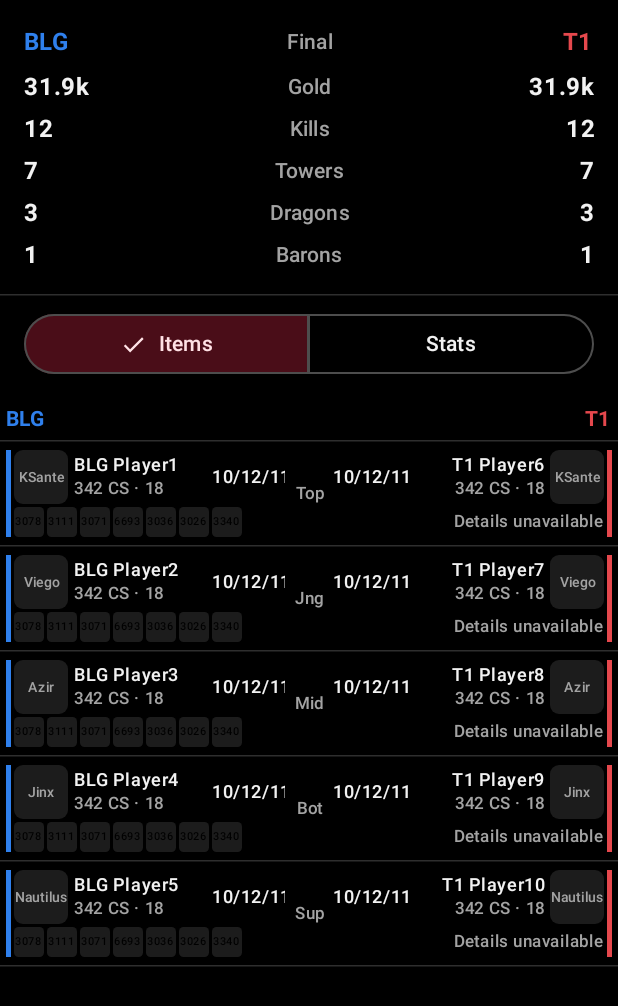
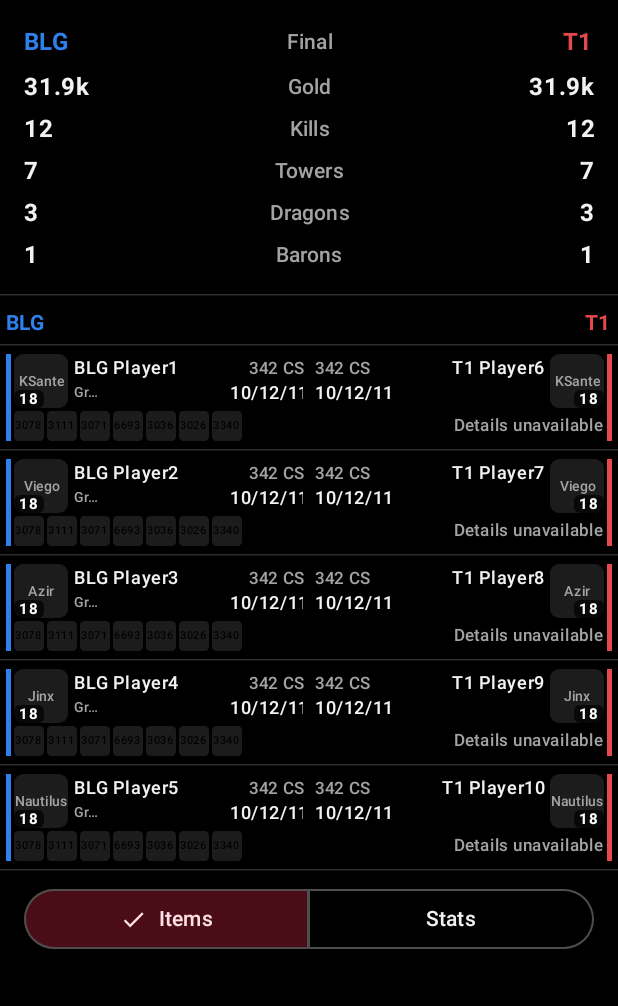
Before and after one commit to Brillem/LolSito, an Android app built with Jetpack Compose: the @Preview function DetailsUnavailablePreview, on a phone screen of 412 x 824 dp. Shown: the top 1006 px of the screen. Run offline under Robolectric (Android 15) with nearby library versions, the phone set to English and light mode, and no system bars; network calls fail; pictures from the network do not load.

Commit message:
feat(game): broadcast-style touches on the stats scoreboard (#12)
Show the level on the champion portrait, CS above K/D/A and the keystone as an icon under the player name; drop the role text and the keystone from the stats view; move the Items/Stats toggle below the player list.

Co-authored-by: Juan Brillembourg <juanbrillembourg@Juans-MacBook-Pro.local>

```diff
--- a/app/src/main/java/com/example/lolsito/core/datadragon/DataDragon.kt
+++ b/app/src/main/java/com/example/lolsito/core/datadragon/DataDragon.kt
@@ -58,3 +58,35 @@ private val RUNE_NAMES: Map<Int, String> = mapOf(
 
 /** Name of rune tree or keystone [id], or the number itself when unknown. */
 fun runeName(id: Int): String = RUNE_NAMES[id] ?: id.toString()
+
+/**
+ * Icon path of every keystone as Data Dragon's runesReforged.json has it, relative to its unversioned
+ * `cdn/img/` folder. Bundled with [RUNE_NAMES] so the rune shows without a second network call; a
+ * keystone added after this table has no icon and [keystoneIconUrl] returns null and the screen falls back to its name or number.
+ */
+private val KEYSTONE_ICONS: Map<Int, String> = mapOf(
+    8005 to "perk-images/Styles/Precision/PressTheAttack/PressTheAttack.png",
+    8008 to "perk-images/Styles/Precision/LethalTempo/LethalTempoTemp.png",
+    8010 to "perk-images/Styles/Precision/Conqueror/Conqueror.png",
+    8021 to "perk-images/Styles/Precision/FleetFootwork/FleetFootwork.png",
+    8112 to "perk-images/Styles/Domination/Electrocute/Electrocute.png",
+    8128 to "perk-images/Styles/Domination/DarkHarvest/DarkHarvest.png",
+    9923 to "perk-images/Styles/Domination/HailOfBlades/HailOfBlades.png",
+    8214 to "perk-images/Styles/Sorcery/SummonAery/SummonAery.png",
+    8229 to "perk-images/Styles/Sorcery/ArcaneComet/ArcaneComet.png",
+    8230 to "perk-images/Styles/Sorcery/PhaseRush/StormraidersSurgeRuneIcon2.png",
+    8992 to "perk-images/Styles/Sorcery/DeathfireTouch/DEATHFIRE_TOUCH_KEYSTONE.png",
+    8351 to "perk-images/Styles/Inspiration/GlacialAugment/GlacialAugment.png",
+    8360 to "perk-images/Styles/Inspiration/UnsealedSpellbook/UnsealedSpellbook.png",
+    8369 to "perk-images/Styles/Inspiration/FirstStrike/FirstStrike.png",
+    8437 to "perk-images/Styles/Resolve/GraspOfTheUndying/GraspOfTheUndying.png",
+    8439 to "perk-images/Styles/Resolve/VeteranAftershock/VeteranAftershock.png",
+    8465 to "perk-images/Styles/Resolve/Guardian/Guardian.png",
+)
+
+/** Ids of the keystones that have an icon in the bundled table. */
+val KEYSTONE_IDS: Set<Int> = KEYSTONE_ICONS.keys
+
+/** Icon of keystone [keystoneId] (not versioned, so no Data Dragon version is needed), or null when the keystone is unknown. */
+fun keystoneIconUrl(keystoneId: Int): String? =
+    KEYSTONE_ICONS[keystoneId]?.let { "${ApiConfig.DATA_DRAGON_BASE_URL}cdn/img/$it" }
--- a/app/src/main/java/com/example/lolsito/feature/game/ui/GameStatsScreen.kt
+++ b/app/src/main/java/com/example/lolsito/feature/game/ui/GameStatsScreen.kt
@@ -59,7 +59,6 @@ import com.example.lolsito.feature.game.domain.GameTeam
 import com.example.lolsito.feature.game.domain.Matchup
 import com.example.lolsito.feature.game.domain.PlayerDetails
 import com.example.lolsito.feature.game.domain.PlayerStats
-import com.example.lolsito.feature.game.domain.Role
 import com.example.lolsito.feature.game.domain.TeamStats
 import com.example.lolsito.feature.game.domain.matchups
 import com.example.lolsito.ui.theme.LolSitoTheme
@@ -163,9 +162,18 @@ private fun GameStatsBody(
         item(key = "teams") {
             TeamComparison(stats, blue = blue, red = red)
         }
+        item(key = "matchups-header") {
+            Column {
+                HorizontalDivider()
+                MatchupHeader(blue = blue, red = red)
+                HorizontalDivider()
+            }
+        }
+        items(matchups, key = { it.key }) { matchup ->
+            MatchupRow(matchup, stats.dataDragonVersion, view)
+        }
         item(key = "view-toggle") {
             Column {
-                HorizontalDivider()
                 ViewToggle(view, onViewChange)
                 // Once for the whole list: the details of every player come from the same frame.
                 staleDetailsSince?.let {
@@ -173,19 +181,10 @@ private fun GameStatsBody(
                         detailsAsOfLabel(it, ZoneId.systemDefault()),
                         style = MaterialTheme.typography.labelSmall,
                         color = MaterialTheme.colorScheme.onSurfaceVariant,
-                        modifier = Modifier.padding(horizontal = 16.dp),
+                        modifier = Modifier.padding(start = 16.dp, end = 16.dp, bottom = 8.dp),
                     )
                 }
             }
-        }
-        item(key = "matchups-header") {
-            Column {
-                MatchupHeader(blue = blue, red = red)
-                HorizontalDivider()
-            }
-        }
-        items(matchups, key = { it.key }) { matchup ->
-            MatchupRow(matchup, stats.dataDragonVersion, view)
         }
     }
 }
@@ -305,7 +304,7 @@ private fun MatchupHeader(blue: GameTeam?, red: GameTeam?) {
             teamLabel(blue?.code, Side.BLUE.label), blue?.logoUrl, mirrored = false, color = Side.BLUE.color,
             style = MaterialTheme.typography.titleSmall, modifier = Modifier.weight(1f),
         )
-        Spacer(Modifier.width(ROLE_COLUMN_DP.dp))
+        Spacer(Modifier.width(HALF_GAP_DP.dp))
         TeamTag(
             teamLabel(red?.code, Side.RED.label), red?.logoUrl, mirrored = true, color = Side.RED.color,
             style = MaterialTheme.typography.titleSmall, modifier = Modifier.weight(1f),
@@ -319,6 +318,7 @@ private val PORTRAIT_SIZE = 36.dp
 private val LINE_GAP = 2.dp
 private val STATS_LINE_HEIGHT = 14.dp
 private val KDA_WIDTH = 50.dp
+private val KEYSTONE_SIZE = 18.dp
 private val HALF_PADDING = 2.dp
 
 private fun secondLineHeight(view: ScoreboardView) = when (view) {
@@ -327,8 +327,8 @@ private fun secondLineHeight(view: ScoreboardView) = when (view) {
 }
 
 /**
- * Two opposing players on one row, mirrored around the role in the middle: portraits and names toward the
- * outer edges, K/D/A toward the center, and the same second line on both sides.
+ * Two opposing players on one row, mirrored around the gap in the middle: portraits and names toward the
+ * outer edges, creep score and K/D/A toward the center, and the same second line on both sides.
  */
 @Composable
 private fun MatchupRow(matchup: Matchup, version: String?, view: ScoreboardView) {
@@ -338,27 +338,11 @@ private fun MatchupRow(matchup: Matchup, version: String?, view: ScoreboardView)
             verticalAlignment = Alignment.CenterVertically,
         ) {
             PlayerHalf(matchup.blue, Side.BLUE, version, view, Modifier.weight(1f))
-            Text(
-                matchup.role?.let(::roleLabel).orEmpty(),
-                style = MaterialTheme.typography.labelSmall,
-                color = MaterialTheme.colorScheme.onSurfaceVariant,
-                textAlign = TextAlign.Center,
-                maxLines = 1,
-                modifier = Modifier.width(ROLE_COLUMN_DP.dp),
-            )
+            Spacer(Modifier.width(HALF_GAP_DP.dp))
             PlayerHalf(matchup.red, Side.RED, version, view, Modifier.weight(1f))
         }
         HorizontalDivider()
     }
-}
-
-/** Short lane name that fits the narrow center column. */
-private fun roleLabel(role: Role): String = when (role) {
-    Role.TOP -> "Top"
-    Role.JUNGLE -> "Jng"
-    Role.MID -> "Mid"
-    Role.BOTTOM -> "Bot"
-    Role.SUPPORT -> "Sup"
 }
 
 /** One side of a matchup: a strip in the side color on the outer edge, then the headline and the second line. */
@@ -370,7 +354,7 @@ private fun PlayerHalf(player: PlayerStats?, side: Side, version: String?, view:
         if (!mirrored) Box(Modifier.width(SIDE_BAR_DP.dp).height(height).background(side.color))
         Column(Modifier.weight(1f).padding(horizontal = HALF_PADDING)) {
             if (player != null) {
-                PlayerHeadline(player, version, mirrored)
+                PlayerHeadline(player, player.details, version, mirrored)
                 Spacer(Modifier.height(LINE_GAP))
                 SecondLine(player, version, view, mirrored)
             }
@@ -379,11 +363,16 @@ private fun PlayerHalf(player: PlayerStats?, side: Side, version: String?, view:
     }
 }
 
-/** Portrait on the outer edge, name over creep score and level, K/D/A toward the center. */
+/** Portrait (with the level) on the outer edge, name over the keystone, creep score over K/D/A toward the center. */
 @Composable
-private fun PlayerHeadline(player: PlayerStats, version: String?, mirrored: Boolean) {
+private fun PlayerHeadline(player: PlayerStats, details: PlayerDetails?, version: String?, mirrored: Boolean) {
     val textAlign = if (mirrored) TextAlign.End else TextAlign.Start
-    val portrait: @Composable () -> Unit = { ChampionPortrait(player.championId, version) }
+    val portrait: @Composable () -> Unit = {
+        Box(Modifier.size(PORTRAIT_SIZE)) {
+            ChampionPortrait(player.championId, version)
+            LevelBadge(player.level, Modifier.align(if (mirrored) Alignment.BottomEnd else Alignment.BottomStart))
+        }
+    }
     val identity: @Composable (Modifier) -> Unit = { identityModifier ->
         Column(identityModifier.padding(horizontal = 4.dp), horizontalAlignment = if (mirrored) Alignment.End else Alignment.Start) {
             Text(
@@ -395,39 +384,89 @@ private fun PlayerHeadline(player: PlayerStats, version: String?, mirrored: Bool
                 maxLines = 1,
                 overflow = TextOverflow.Ellipsis,
             )
+            KeystoneSlot(details, mirrored)
+        }
+    }
+    val score: @Composable () -> Unit = {
+        // Toward the center, away from the name.
+        val scoreAlign = if (mirrored) TextAlign.Start else TextAlign.End
+        Column(Modifier.width(KDA_WIDTH), horizontalAlignment = if (mirrored) Alignment.Start else Alignment.End) {
             Text(
-                csLevelLabel(player),
+                csLabel(player),
                 style = MaterialTheme.typography.labelSmall,
                 color = MaterialTheme.colorScheme.onSurfaceVariant,
-                textAlign = textAlign,
+                textAlign = scoreAlign,
                 maxLines = 1,
                 softWrap = false,
-                overflow = TextOverflow.Ellipsis,
+            )
+            Text(
+                "${player.kills}/${player.deaths}/${player.assists}",
+                style = MaterialTheme.typography.bodySmall,
+                fontWeight = FontWeight.SemiBold,
+                color = MaterialTheme.colorScheme.onSurface,
+                textAlign = scoreAlign,
+                maxLines = 1,
+                softWrap = false,
             )
         }
     }
-    val kda: @Composable () -> Unit = {
-        Text(
-            "${player.kills}/${player.deaths}/${player.assists}",
-            style = MaterialTheme.typography.bodySmall,
-            fontWeight = FontWeight.SemiBold,
-            color = MaterialTheme.colorScheme.onSurface,
-            // Toward the center, away from the name.
-            textAlign = if (mirrored) TextAlign.Start else TextAlign.End,
-            maxLines = 1,
-            softWrap = false,
-            modifier = Modifier.width(KDA_WIDTH),
-        )
-    }
     Row(Modifier.fillMaxWidth().height(PORTRAIT_SIZE), verticalAlignment = Alignment.CenterVertically) {
         if (mirrored) {
-            kda()
+            score()
             identity(Modifier.weight(1f))
             portrait()
         } else {
             portrait()
             identity(Modifier.weight(1f))
-            kda()
+            score()
+        }
+    }
+}
+
+/** The level on a dark rounded background, so it reads over any portrait. */
+@Composable
+private fun LevelBadge(level: Int, modifier: Modifier = Modifier) {
+    Text(
+        level.toString(),
+        style = MaterialTheme.typography.labelSmall.copy(fontSize = 10.sp, lineHeight = 12.sp),
+        fontWeight = FontWeight.Bold,
+        color = Color.White,
+        maxLines = 1,
+        softWrap = false,
+        modifier = modifier.background(Color.Black.copy(alpha = 0.7f), RoundedCornerShape(4.dp)).padding(horizontal = 3.dp),
+    )
+}
+
+/**
+ * The keystone icon under the name; its name when the icon fails to load, its number when there is no icon,
+ * and an empty slot without details, as [keystoneSlotContent] decides. The slot has the same height in every case.
+ */
+@Composable
+private fun KeystoneSlot(details: PlayerDetails?, mirrored: Boolean) {
+    val text: @Composable (String) -> Unit = { text ->
+        Text(
+            text,
+            style = MaterialTheme.typography.labelSmall.copy(fontSize = 9.sp),
+            color = MaterialTheme.colorScheme.onSurfaceVariant,
+            maxLines = 1,
+            softWrap = false,
+            overflow = TextOverflow.Ellipsis,
+        )
+    }
+    Box(
+        Modifier.fillMaxWidth().height(KEYSTONE_SIZE),
+        contentAlignment = if (mirrored) Alignment.CenterEnd else Alignment.CenterStart,
+    ) {
+        when (val content = keystoneSlotContent(details)) {
+            IconSlotContent.Empty -> Unit
+            is IconSlotContent.IdText -> text(content.text)
+            is IconSlotContent.Icon -> SubcomposeAsyncImage(
+                model = content.url,
+                contentDescription = content.idText,
+                modifier = Modifier.size(KEYSTONE_SIZE),
+                loading = {},
+                error = { text(content.idText) },
+            )
         }
     }
 }
@@ -491,31 +530,17 @@ private fun SecondLine(player: PlayerStats, version: String?, view: ScoreboardVi
     }
 }
 
-// Column weights of the stats grid, the same on both sides: gold is the widest of the first line's cells,
-// and the wards cell sits under it so the keystone name starts where the KP column does.
-private const val FIRST_CELL_WEIGHT = 1.3f
-
 @Composable
 private fun StatsGrid(line: PlayerLine.Stats) {
     val (gold, kp, damage, wards) = line.cells
     Column(verticalArrangement = Arrangement.spacedBy(LINE_GAP)) {
         Row {
-            StatCellText(gold, Modifier.weight(FIRST_CELL_WEIGHT))
+            StatCellText(gold, Modifier.weight(1f))
             StatCellText(kp, Modifier.weight(1f))
-            StatCellText(damage, Modifier.weight(1f))
         }
         Row {
-            StatCellText(wards, Modifier.weight(FIRST_CELL_WEIGHT))
-            Text(
-                line.keystone,
-                style = STATS_TEXT,
-                fontWeight = FontWeight.SemiBold,
-                color = MaterialTheme.colorScheme.onSurface,
-                maxLines = 1,
-                softWrap = false,
-                overflow = TextOverflow.Ellipsis,
-                modifier = Modifier.weight(2f),
-            )
+            StatCellText(damage, Modifier.weight(1f))
+            StatCellText(wards, Modifier.weight(1f))
         }
     }
 }
--- a/app/src/main/java/com/example/lolsito/feature/game/ui/MatchupDisplay.kt
+++ b/app/src/main/java/com/example/lolsito/feature/game/ui/MatchupDisplay.kt
@@ -2,6 +2,7 @@ package com.example.lolsito.feature.game.ui
 
 import com.example.lolsito.core.datadragon.championIconUrl
 import com.example.lolsito.core.datadragon.itemIconUrl
+import com.example.lolsito.core.datadragon.keystoneIconUrl
 import com.example.lolsito.core.datadragon.runeName
 import com.example.lolsito.feature.game.domain.PlayerDetails
 import com.example.lolsito.feature.game.domain.PlayerStats
@@ -17,7 +18,7 @@ enum class ScoreboardView(val label: String) {
     STATS("Stats"),
 }
 
-/** What an icon slot (an item or a champion portrait) draws. */
+/** What an icon slot (an item, a champion portrait or a keystone) draws. */
 sealed interface IconSlotContent {
     /** Nothing: the slot holds no icon. */
     data object Empty : IconSlotContent
@@ -44,6 +45,17 @@ fun championSlotContent(version: String?, championId: String): IconSlotContent {
     return if (url == null) IconSlotContent.IdText(id) else IconSlotContent.Icon(url, id)
 }
 
+/**
+ * What the keystone slot under a player's name draws: the rune icon (named for when it fails to load), the rune number
+ * when the keystone has no bundled icon, a dash when the feed sent none, and nothing without [details].
+ */
+fun keystoneSlotContent(details: PlayerDetails?): IconSlotContent {
+    if (details == null) return IconSlotContent.Empty
+    val id = details.keystoneId ?: return IconSlotContent.IdText("-")
+    val url = keystoneIconUrl(id)
+    return if (url == null) IconSlotContent.IdText(id.toString()) else IconSlotContent.Icon(url, runeName(id))
+}
+
 /** Item slots on a player's strip: the feed sends up to six items and the trinket. */
 const val ITEM_SLOT_COUNT = 7
 
@@ -51,21 +63,21 @@ const val ITEM_SLOT_COUNT = 7
 fun itemSlots(itemIds: List<Int>): List<Int> =
     (itemIds + List(maxOf(0, ITEM_SLOT_COUNT - itemIds.size)) { 0 }).take(ITEM_SLOT_COUNT)
 
-// Row layout, in dp. A half is what is left of the screen width beside the center role column; the item
-// strip must fit in it next to the side bar (360 dp: (360 - 2 * 4 - 28) / 2 = 162; the strip is 7 * 20 + 6 * 2 = 152).
+// Row layout, in dp. A half is what is left of the screen width beside the gap between the two halves; the item
+// strip must fit in it next to the side bar (360 dp: (360 - 2 * 4 - 4) / 2 = 174; the strip is 7 * 20 + 6 * 2 = 152).
 const val SCREEN_PADDING_DP = 4
-const val ROLE_COLUMN_DP = 28
+const val HALF_GAP_DP = 4
 const val SIDE_BAR_DP = 3
 const val ITEM_SLOT_DP = 20
 const val ITEM_GAP_DP = 2
 
 /** Width of one player's half on a screen [screenDp] wide. */
-fun halfWidthDp(screenDp: Int): Int = (screenDp - 2 * SCREEN_PADDING_DP - ROLE_COLUMN_DP) / 2
+fun halfWidthDp(screenDp: Int): Int = (screenDp - 2 * SCREEN_PADDING_DP - HALF_GAP_DP) / 2
 
 /** Width of the item strip: [ITEM_SLOT_COUNT] slots and the gaps between them. */
 fun itemStripWidthDp(): Int = ITEM_SLOT_COUNT * ITEM_SLOT_DP + (ITEM_SLOT_COUNT - 1) * ITEM_GAP_DP
 
-/** One label and value of the stats view, short enough not to wrap in a third of a half. */
+/** One label and value of the stats view, short enough not to wrap in half of a half. */
 data class StatCell(val label: String, val value: String)
 
 /** Gold, kill participation, damage share and wards of [details], in the order the stats view lays them out. */
@@ -84,8 +96,8 @@ sealed interface PlayerLine {
     /** The padded item strip ([ITEM_SLOT_COUNT] item ids, 0 for an empty slot). */
     data class Items(val slots: List<Int>) : PlayerLine
 
-    /** The compact stat [cells] and the [keystone] rune name ("-" when the feed did not send it). */
-    data class Stats(val cells: List<StatCell>, val keystone: String) : PlayerLine
+    /** The compact stat [cells]. */
+    data class Stats(val cells: List<StatCell>) : PlayerLine
 }
 
 /** The second line of [player]'s half in [view]. */
@@ -93,12 +105,12 @@ fun playerLine(player: PlayerStats, view: ScoreboardView): PlayerLine {
     val details = player.details ?: return PlayerLine.Unavailable
     return when (view) {
         ScoreboardView.ITEMS -> PlayerLine.Items(itemSlots(details.itemIds))
-        ScoreboardView.STATS -> PlayerLine.Stats(statCells(details), details.keystoneId?.let { runeName(it) } ?: "-")
+        ScoreboardView.STATS -> PlayerLine.Stats(statCells(details))
     }
 }
 
-/** "212 CS · 13" (creep score and level). */
-fun csLevelLabel(player: PlayerStats): String = "${player.creepScore} CS · ${player.level}"
+/** "212 CS" (creep score). */
+fun csLabel(player: PlayerStats): String = "${player.creepScore} CS"
 
 /** "Details as of 12:34:56": the note for details older than the stats beside them, in [zone]'s time. */
 fun detailsAsOfLabel(since: Instant, zone: ZoneId, locale: Locale = Locale.getDefault()): String =
```
Also changed, not shown: 2 other files.
